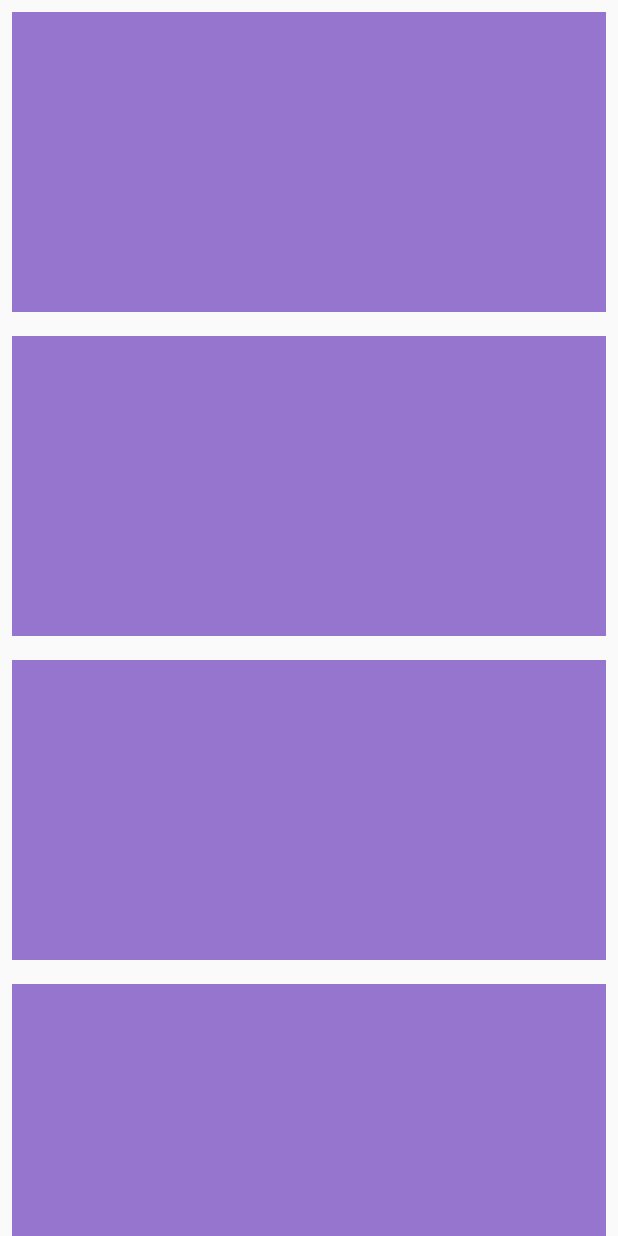
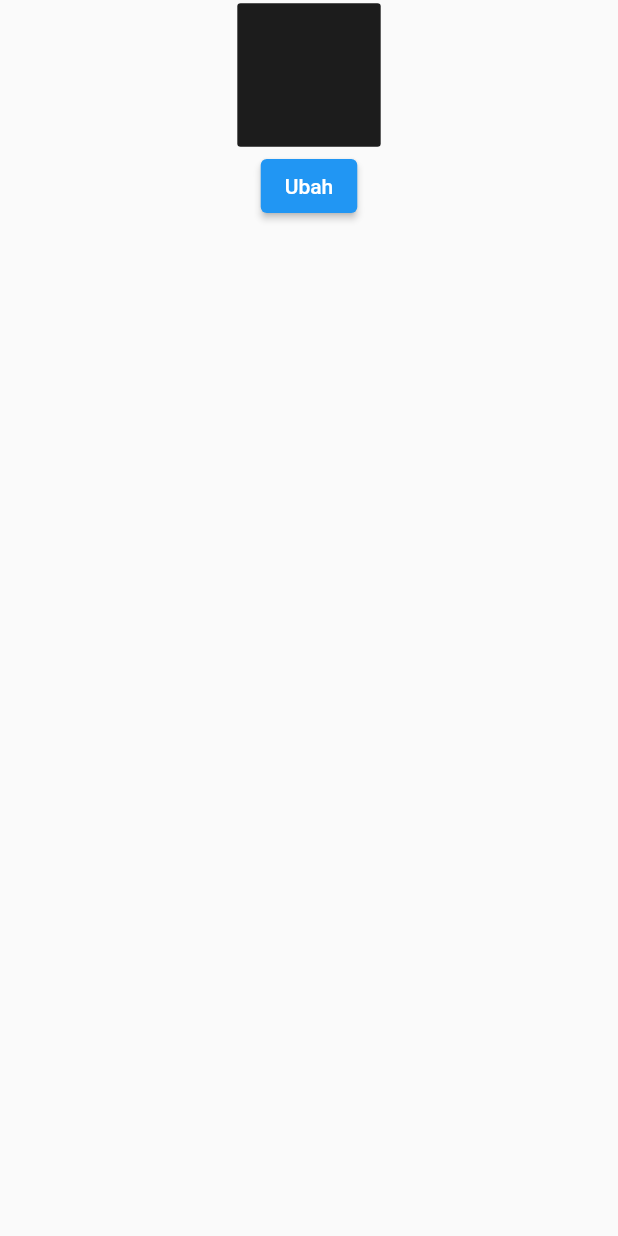
Before and after one commit to xharp/bookreviewr_app, a Flutter app: the screen it shows after launch, after a tap on the "photo library" icon, on a phone screen of 412 x 824 dp. Run offline on Flutter 3.47's test engine with Material 2 defaults, Android fonts, the phone set to English and light mode, and no system bars.

Commit message:
randomisasi warna, buat trigger

```diff
--- a/lib/iu/add_review_screen.dart
+++ b/lib/iu/add_review_screen.dart
@@ -1,38 +1,78 @@
+import 'dart:math';
+
 import 'package:flutter/material.dart';
 
-class AddReviewScreen extends StatelessWidget {
+double randomBorderRadius(){
+  return Random().nextDouble() * 20;
+}
+
+double randomMargin(){
+  return Random().nextDouble() * 20;
+}
+
+Color randomColor() {
+  return Color.fromARGB(
+    255,
+    Random().nextInt(256),
+    Random().nextInt(256),
+    Random().nextInt(256),
+  );
+}
+
+class AddReviewScreen extends StatefulWidget {
   const AddReviewScreen({super.key});
+
+  @override
+  State<AddReviewScreen> createState() => _AddReviewScreenState();
+}
+
+class _AddReviewScreenState extends State<AddReviewScreen> {
+  late double borderRadius;
+  late double margin;
+  late Color color;
+
+  void initState() {
+    borderRadius = randomBorderRadius();
+    margin = randomMargin();
+    color = randomColor();
+
+  }
+
+  void changeState(){
+    setState(() {
+    borderRadius = randomBorderRadius();
+    margin = randomMargin();
+    color = randomColor();
+    });
+  }
 
   @override
   Widget build(BuildContext context) {
     return Scaffold(
-      body: LayoutBuilder(
-        builder: (BuildContext context, constraints) {
-        if (constraints.maxWidth < 600) {
-          return ListView(
-            children: _generateConstraints(),
-          );
-        } else if (constraints.maxWidth < 900) {
-          return GridView.count(
-            crossAxisCount: 2,
-            children: _generateConstraints()
-            );
-        } else {
-          return GridView.count(crossAxisCount: 6
-          );
-        }
-      }
-      )
+      body: SafeArea(
+        child: Center(
+          child: Column(
+            children: [
+              SizedBox(
+                width: 100,
+                height: 100,
+                child: AnimatedContainer(
+                  duration: Duration(milliseconds: 2000),
+                  curve: Curves.bounceIn,
+                  margin: EdgeInsets.all(margin),
+                  decoration: BoxDecoration(
+                    color: color,
+                    borderRadius: BorderRadius.circular(borderRadius)
+                  ),
+                ),
+              ),
+              ElevatedButton(
+                onPressed: () => changeState(),
+                child: Text('Ubah'))
+            ],
+          ),
+        ),
+      ),
     );
   }
-
-  List<Widget> _generateConstraints() {
-    return List<Widget>.generate(10, (index) {
-      return Container(
-        margin: EdgeInsets.all(8),
-        color: Colors.deepPurple[300],
-        height: 200,
-      );
-    });
-  }
 }
--- a/lib/iu/home_screen.dart
+++ b/lib/iu/home_screen.dart
@@ -1,9 +1,36 @@
 import 'package:bookreviewr_app/iu/add_review_screen.dart';
-import 'package:bookreviewr_app/iu/info_screen_detail.dart';
+import 'package:bookreviewr_app/iu/info_detail_screen.dart';
+import 'package:bookreviewr_app/iu/library_screen.dart';
 import 'package:flutter/material.dart';
 
-class HomeScreen extends StatelessWidget {
+class HomeScreen extends StatefulWidget {
   const HomeScreen({super.key});
+
+  @override
+  _HomeScreenState createState() => _HomeScreenState();
+}
+
+class _HomeScreenState extends State<HomeScreen> {
+  int _selectedIndex = 0;
+
+  static const List<Widget> _widgetOptions = <Widget>[
+    Text('Home Screen'),
+    LibraryScreen(),
+    Text('Search Screen'),
+  ];
+
+  void _onItemTapped(int index) {
+    setState(() {
+      _selectedIndex = index;
+    });
+
+    if (index == 1) {
+      Navigator.push(
+        context,
+        MaterialPageRoute(builder: (context) => LibraryScreen()),
+      );
+    }
+  }
 
   @override
   Widget build(BuildContext context) {
@@ -19,24 +46,34 @@ class HomeScreen extends StatelessWidget {
                   MaterialPageRoute(
                       builder: (context) => InfoDetailScreen()));
             },
-              icon: Icon(Icons.info))
+            icon: Icon(Icons.info),
+          ),
         ],
       ),
-      body: Center(child: TextButton(
+      body: Center(
+        child: TextButton(
           onPressed: () {
-          showDialog(context: context, builder: (BuildContext context) {
+            showDialog(
+              context: context,
+              builder: (BuildContext context) {
                 return AlertDialog(
                   title: Text('Contoh'),
                   content: Text('Silakan tulis review buku terbaru'),
                   actions: <Widget>[
-                TextButton(onPressed: () {
+                    TextButton(
+                      onPressed: () {
                         Navigator.of(context).pop();
-                }, child: Text('OK'))
+                      },
+                      child: Text('OK'),
+                    ),
                   ],
                 );
-          });
               },
-        child: Text('Belum ada review buku'))),
+            );
+          },
+          child: Text('Belum ada review buku'),
+        ),
+      ),
       drawer: Drawer(
         child: ListView(
           children: const <Widget>[
@@ -68,15 +105,18 @@ class HomeScreen extends StatelessWidget {
           Navigator.push(context,
               MaterialPageRoute(builder: (context) => AddReviewScreen()));
         },
-        child:
-            Icon(Icons.photo_library), // Menggunakan ikon untuk mengunggah foto
+        child: Icon(Icons.photo_library), // Menggunakan ikon untuk mengunggah foto
       ),
-      bottomNavigationBar: BottomNavigationBar(items: <BottomNavigationBarItem>[
+      bottomNavigationBar: BottomNavigationBar(
+        items: const <BottomNavigationBarItem>[
           BottomNavigationBarItem(icon: Icon(Icons.home), label: 'Home'),
-        BottomNavigationBarItem(
-            icon: Icon(Icons.library_books), label: 'Library'),
+          BottomNavigationBarItem(icon: Icon(Icons.library_books), label: 'Library'),
           BottomNavigationBarItem(icon: Icon(Icons.search), label: 'Search'),
-      ]),
+        ],
+        currentIndex: _selectedIndex,
+        selectedItemColor: Colors.purple,
+        onTap: _onItemTapped,
+      ),
     );
   }
 }
```
Also changed, not shown: lib/iu/info_detail_screen.dart (added, +81 -0 lines), lib/iu/info_screen_detail.dart (deleted, +0 -31 lines), lib/iu/library_screen.dart (added, +75 -0 lines). Lines whose indentation alone changed are shown as unchanged.
